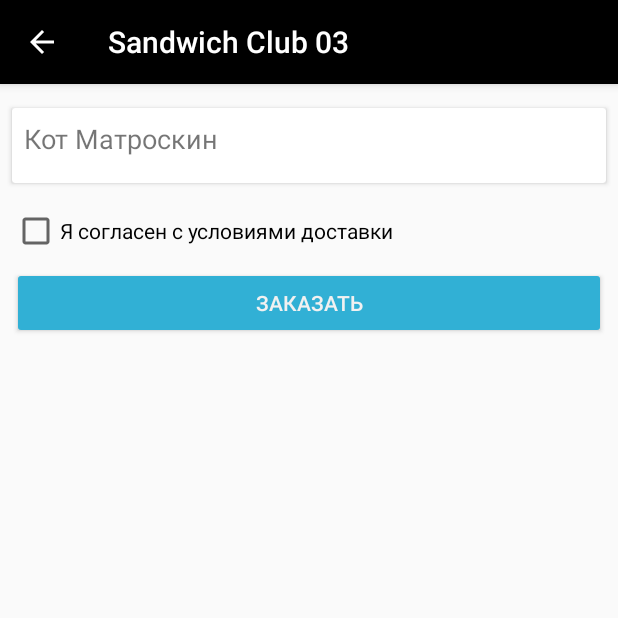
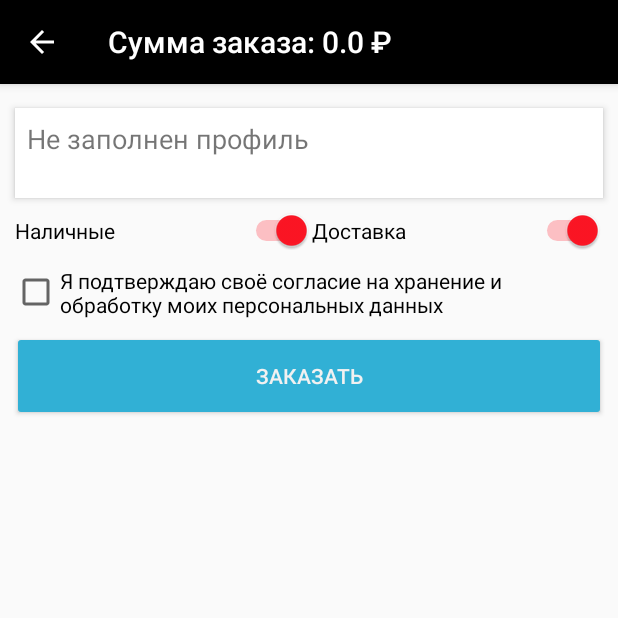
Before and after one commit to maximmo/sandwichclub03, an Android app: the BasketActivity screen opened directly, with no data from a screen before it, on a phone screen of 412 x 824 dp, the top half of it. Run offline under Robolectric (Android 15) with nearby library versions, the phone set to English and light mode, and no system bars; our stand-ins replace Picasso; libraries missing offline, so code that uses them is left out: com.orm; pictures from the network do not load; 3 statements that could not run were skipped.

Commit message:
basket view

```diff
--- a/app/src/main/java/ru/serv_techno/sandwichclub03/Basket.java
+++ b/app/src/main/java/ru/serv_techno/sandwichclub03/Basket.java
@@ -84,4 +84,21 @@ public class Basket extends SugarRecord {
     public static void ClearBasket(){
         Basket.deleteAll(Basket.class);
     }
+
+    public static float getBasketSumm() {
+
+        float summ = 0;
+
+        List<Basket> basketList = Basket.listAll(Basket.class);
+
+        for (int i=0;i<basketList.size();i++){
+            Product p = Product.getProductById(basketList.get(i).itembasket);
+
+            if(p!=null) {
+                summ = summ + basketList.get(i).countProducts * p.price;
+            }
+        }
+
+        return summ;
+    }
 }
--- a/app/src/main/java/ru/serv_techno/sandwichclub03/BasketActivity.java
+++ b/app/src/main/java/ru/serv_techno/sandwichclub03/BasketActivity.java
@@ -1,5 +1,6 @@
 package ru.serv_techno.sandwichclub03;
 
+import android.content.Intent;
 import android.support.v7.app.AppCompatActivity;
 import android.os.Bundle;
 import android.support.v7.widget.CardView;
@@ -10,6 +11,7 @@ import android.view.MenuItem;
 import android.view.View;
 import android.widget.Button;
 import android.widget.CheckBox;
+import android.widget.CompoundButton;
 import android.widget.LinearLayout;
 import android.widget.Switch;
 import android.widget.TextView;
@@ -17,7 +19,7 @@ import android.widget.TextView;
 import java.util.ArrayList;
 import java.util.List;
 
-public class BasketActivity extends AppCompatActivity implements View.OnClickListener  {
+public class BasketActivity extends AppCompatActivity implements View.OnClickListener, CompoundButton.OnCheckedChangeListener {
 
     RecyclerView rwBasket;
     CardView BasketProfile;
@@ -28,6 +30,7 @@ public class BasketActivity extends AppCompatActivity implements View.OnClickLis
     TextView BasketProfileName;
     BasketAdapter basketAdapter;
     List<Basket> basketList;
+    UserProfile userProfile;
 
     @Override
     protected void onCreate(Bundle savedInstanceState) {
@@ -45,17 +48,33 @@ public class BasketActivity extends AppCompatActivity implements View.OnClickLis
             basketAdapter.notifyDataSetChanged();
         }
 
+        //заполним профиль
         BasketProfile = (CardView) findViewById(R.id.BasketProfile);
         BasketProfileName = (TextView)findViewById(R.id.BasketProfileName);
-        switchPay = (Switch)findViewById(R.id.switchPay);
-        switchDelivery = (Switch)findViewById(R.id.switchDelivery);
+        ReloadProfileData();
+        BasketProfile.setOnClickListener(this);
+
         CreateOrder = (Button)findViewById(R.id.CreateOrder);
         CreateOrder.setOnClickListener(this);
         BasketOffer = (CheckBox)findViewById(R.id.BasketOffer);
 
+        //проставим switchPay и switchDelivery
+        switchPay = (Switch)findViewById(R.id.switchPay);
+        if(switchPay!=null){
+            switchPay.setChecked(true);
+            switchPay.setText("Наличные");
+            switchPay.setOnCheckedChangeListener(this);
+        }
+        switchDelivery = (Switch)findViewById(R.id.switchDelivery);
+        if(switchDelivery!=null){
+            switchDelivery.setChecked(true);
+            switchDelivery.setText("Доставка");
+            switchDelivery.setOnCheckedChangeListener(this);
+        }
+
         getSupportActionBar().setDisplayHomeAsUpEnabled(true);
         getSupportActionBar().setHomeButtonEnabled(true);
-
+        RefreshBasketSumm();
     }
 
     @Override
@@ -63,11 +82,33 @@ public class BasketActivity extends AppCompatActivity implements View.OnClickLis
         switch (v.getId()){
             case R.id.CreateOrder:
                 break;
+            case R.id.BasketProfile:
+                Intent intent = new Intent(BasketActivity.this, UserProfileActivity.class);
+                startActivityForResult(intent, 1);
+                break;
             default:
                 break;
         }
     }
 
+    @Override
+    protected void onActivityResult(int requestCode, int resultCode, Intent data) {
+        ReloadProfileData();
+    }
+
+    private void ReloadProfileData(){
+        userProfile = UserProfile.getUser();
+        if(userProfile==null){
+            BasketProfileName.setText("Не заполнен профиль");
+        }else{
+            BasketProfileName.setText(userProfile.name);
+        }
+    }
+
+    private void RefreshBasketSumm(){
+        Float BasketSumm = Basket.getBasketSumm();
+        getSupportActionBar().setTitle("Сумма заказа: " + String.valueOf(BasketSumm) + " \u20BD");
+    }
 
     @Override
     public boolean onOptionsItemSelected(MenuItem item) {
@@ -79,4 +120,25 @@ public class BasketActivity extends AppCompatActivity implements View.OnClickLis
                 return super.onOptionsItemSelected(item);
         }
     }
+
+    @Override
+    public void onCheckedChanged(CompoundButton buttonView, boolean isChecked) {
+        int elementID = buttonView.getId();
+        switch (elementID){
+            case R.id.switchPay:
+                if(isChecked==true){
+                    buttonView.setText("Наличными");
+                }else{
+                    buttonView.setText("Картой");
+                }
+                break;
+            case R.id.switchDelivery:
+                if(isChecked==true){
+                    buttonView.setText("Доставка");
+                }else{
+                    buttonView.setText("Самовывоз");
+                }
+                break;
+        }
+    }
 }
--- a/app/src/main/java/ru/serv_techno/sandwichclub03/UserProfile.java
+++ b/app/src/main/java/ru/serv_techno/sandwichclub03/UserProfile.java
@@ -1,6 +1,8 @@
 package ru.serv_techno.sandwichclub03;
 
 import com.orm.SugarRecord;
+
+import java.util.List;
 
 /**
  * Created by Maxim on 27.04.2017.
@@ -21,4 +23,13 @@ public class UserProfile extends SugarRecord {
         this.address = address;
 
     }
+
+    public static UserProfile getUser(){
+        List<UserProfile> userProfileList = UserProfile.listAll(UserProfile.class);
+        if(userProfileList.size()!=0){
+            UserProfile userProfile = userProfileList.get(0);
+            return userProfile;
+        }
+        return null;
+    }
 }
--- a/app/src/main/java/ru/serv_techno/sandwichclub03/UserProfileActivity.java
+++ b/app/src/main/java/ru/serv_techno/sandwichclub03/UserProfileActivity.java
@@ -1,5 +1,6 @@
 package ru.serv_techno.sandwichclub03;
 
+import android.content.Intent;
 import android.support.design.widget.Snackbar;
 import android.support.v7.app.AppCompatActivity;
 import android.os.Bundle;
@@ -91,6 +92,9 @@ public class UserProfileActivity extends AppCompatActivity implements View.OnCli
                 try{
                     userProfile.save();
                     showMySnackbar(v, "Профиль успешно сохранен!", true);
+                    Intent intent = new Intent();
+                    setResult(RESULT_OK, intent);
+                    finish();
                 }
                 catch (Exception e){
                     Log.e(String.valueOf(R.string.app_name), e.getMessage());
--- a/app/src/main/res/layout/activity_basket.xml
+++ b/app/src/main/res/layout/activity_basket.xml
@@ -8,8 +8,7 @@
     android:animateLayoutChanges="true"
     android:fadeScrollbars="false"
     android:fillViewport="true"
-    android:isScrollContainer="true"
-    >
+    android:isScrollContainer="true">
 
     <android.support.constraint.ConstraintLayout xmlns:android="http://schemas.android.com/apk/res/android"
         xmlns:app="http://schemas.android.com/apk/res-auto"
@@ -17,7 +16,6 @@
         android:layout_width="match_parent"
         android:layout_height="match_parent"
         tools:context="ru.serv_techno.sandwichclub03.BasketActivity">
-
 
 
         <android.support.v7.widget.RecyclerView
@@ -30,7 +28,6 @@
             android:layout_marginStart="8dp"
             android:layout_marginTop="8dp"
             app:layoutManager="LinearLayoutManager"
-                app:layout_constraintHorizontal_bias="1.0"
             app:layout_constraintLeft_toLeftOf="parent"
             app:layout_constraintRight_toRightOf="parent"
             app:layout_constraintTop_toTopOf="parent" />
@@ -38,13 +35,14 @@
         <android.support.v7.widget.CardView
             android:id="@+id/BasketProfile"
             android:layout_width="0dp"
-                android:layout_height="50dp"
-                android:layout_marginEnd="8dp"
-                android:layout_marginLeft="8dp"
-                android:layout_marginRight="8dp"
-                android:layout_marginStart="8dp"
+            android:layout_height="60dp"
+            android:layout_marginBottom="8dp"
+            android:layout_marginLeft="10dp"
+            android:layout_marginRight="10dp"
             android:layout_marginTop="8dp"
-                app:layout_constraintHorizontal_bias="1.0"
+            app:cardCornerRadius="0dp"
+            app:cardElevation="3dp"
+            app:layoutManager="LinearLayoutManager"
             app:layout_constraintLeft_toLeftOf="parent"
             app:layout_constraintRight_toRightOf="parent"
             app:layout_constraintTop_toBottomOf="@+id/rwBasket">
@@ -52,7 +50,8 @@
             <TextView
                 android:id="@+id/BasketProfileName"
                 android:layout_width="match_parent"
-                    android:layout_height="34dp"
+                android:layout_height="match_parent"
+                android:layout_marginBottom="8dp"
                 android:layout_marginEnd="8dp"
                 android:layout_marginLeft="8dp"
                 android:layout_marginRight="8dp"
@@ -69,9 +68,10 @@
         <LinearLayout
             android:id="@+id/BasketLinearLayout"
             android:layout_width="0dp"
-                android:layout_height="0dp"
-                android:layout_marginLeft="8dp"
-                android:layout_marginRight="8dp"
+            android:layout_height="wrap_content"
+            android:layout_marginBottom="8dp"
+            android:layout_marginLeft="10dp"
+            android:layout_marginRight="10dp"
             android:layout_marginTop="8dp"
             android:orientation="horizontal"
             app:layout_constraintLeft_toLeftOf="parent"
@@ -100,9 +100,9 @@
             android:layout_height="wrap_content"
             android:layout_marginLeft="8dp"
             android:layout_marginRight="8dp"
-                android:layout_marginTop="8dp"
+            android:layout_marginTop="10dp"
             android:layout_weight="1"
-                android:text="Я согласен с условиями доставки"
+            android:text="Я подтверждаю своё согласие на хранение и обработку моих персональных данных"
             app:layout_constraintLeft_toLeftOf="parent"
             app:layout_constraintRight_toRightOf="parent"
             app:layout_constraintTop_toBottomOf="@+id/BasketLinearLayout" />
@@ -110,7 +110,8 @@
         <Button
             android:id="@+id/CreateOrder"
             android:layout_width="0dp"
-                android:layout_height="wrap_content"
+            android:layout_height="60dp"
+            android:layout_marginBottom="8dp"
             android:layout_marginLeft="8dp"
             android:layout_marginRight="8dp"
             android:layout_marginTop="8dp"
```
Also changed, not shown: app/src/main/res/layout/item_basket.xml (+5 -5 lines). Lines whose indentation alone changed are shown as unchanged.
